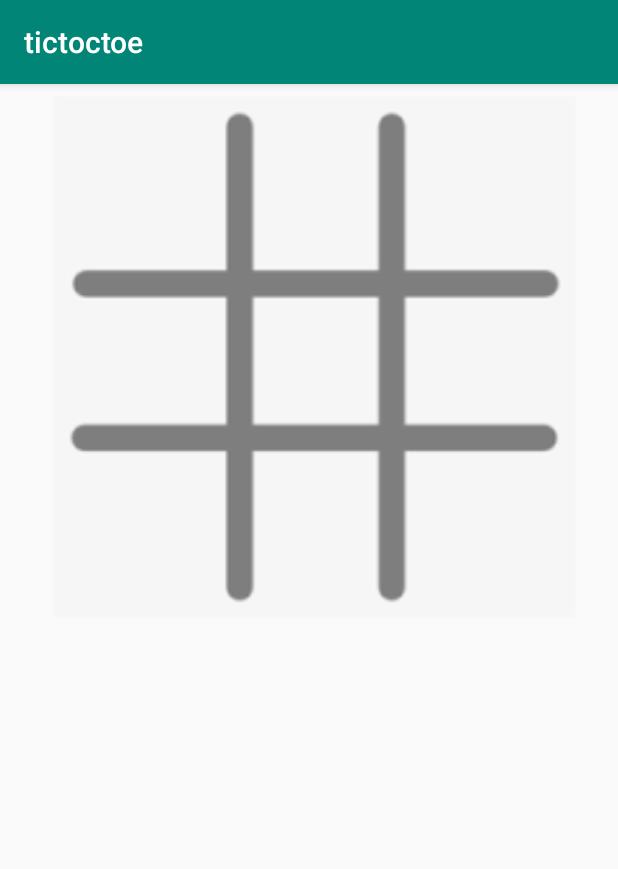
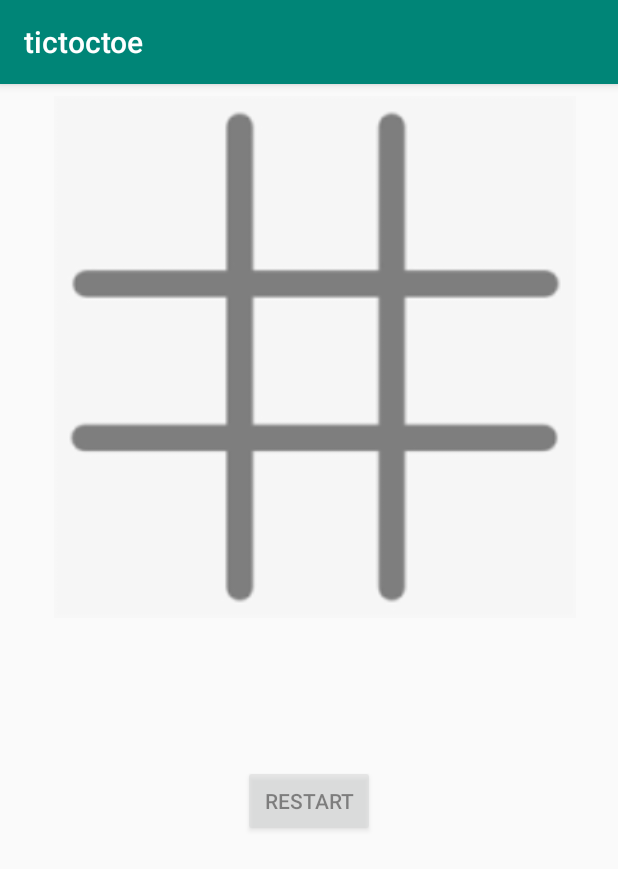
Before and after one commit to pankajpahuja1/tictoctoe, an Android app: the screen it shows after launch (MainActivity), on a phone screen of 412 x 824 dp. Shown: the top 869 px of the screen. Run offline under Robolectric (Android 15) with nearby library versions, the phone set to English and light mode, and no system bars.

Commit message:
tictoc toe game with basic functionalities

```diff
--- a/app/src/main/java/com/example/pankaj0001/tictoctoe/MainActivity.java
+++ b/app/src/main/java/com/example/pankaj0001/tictoctoe/MainActivity.java
@@ -1,5 +1,6 @@
 package com.example.pankaj0001.tictoctoe;
 
+import android.content.Intent;
 import android.support.v7.app.AppCompatActivity;
 import android.os.Bundle;
 import android.util.Log;
@@ -8,11 +9,18 @@ import android.widget.ImageView;
 import android.widget.Toast;
 
 public class MainActivity extends AppCompatActivity {
+
+
+
+
+
 //1=cross 0=o
     int activeP = 1;
     //default values for trigger=2
     //if trigger has value 8 then cross tapped and if trigger has 9 then o
     int[] trigger = {2, 2, 2, 2, 2, 2, 2, 2, 2};
+
+
 
     public void dropin(View view) {
         ImageView i = (ImageView) view;
@@ -38,11 +46,15 @@ public class MainActivity extends AppCompatActivity {
             i.setTranslationX(-1000f);
 
             if (activeP == 1) {
-                i.setImageResource(R.drawable.cross);
+                i.setImageResource(R.drawable.tom);
+              //  i.animate().rotation(180f).setDuration(3000);
+
                 activeP = 0;
                 trigger[tapped]=8;
             } else if (activeP == 0) {
                 i.setImageResource(R.drawable.o);
+               // i.animate().rotation(180f).setDuration(3000);
+
                 activeP = 1;
                 trigger[tapped]=9;
 
@@ -98,6 +110,16 @@ public class MainActivity extends AppCompatActivity {
             toast.show();
         }
     }
+    public void restart(View view)
+    {
+        Intent intent = getIntent();
+
+        finish();
+        startActivity(intent);
+       // startActivity(MainActivity.class,getIntent());
+
+    }
+
 
     @Override
     protected void onCreate(Bundle savedInstanceState) {
--- a/app/src/main/res/layout/activity_main.xml
+++ b/app/src/main/res/layout/activity_main.xml
@@ -130,6 +130,7 @@
         android:layout_height="118dp"
         android:layout_marginStart="24dp"
         android:layout_marginTop="8dp"
+        android:layout_marginEnd="8dp"
         android:layout_marginBottom="8dp"
         android:contentDescription="@string/desc"
         android:alpha="0"
@@ -146,15 +147,30 @@
         android:layout_height="115dp"
         android:layout_marginStart="20dp"
         android:layout_marginTop="8dp"
+        android:layout_marginEnd="8dp"
         android:layout_marginBottom="8dp"
         android:alpha="0"
+        android:contentDescription="@string/desc"
+        android:tag="p2w"
         app:layout_constraintBottom_toBottomOf="parent"
-        android:contentDescription="@string/desc"
+        app:layout_constraintEnd_toEndOf="parent"
         app:layout_constraintStart_toStartOf="parent"
         app:layout_constraintTop_toBottomOf="@+id/gd1"
         app:layout_constraintVertical_bias="0.84"
-        app:srcCompat="@drawable/p2wins"
-        android:tag="p2w"
-        />
+        app:srcCompat="@drawable/p2wins" />
+
+    <Button
+        android:id="@+id/button"
+        android:layout_width="wrap_content"
+        android:layout_height="wrap_content"
+        android:layout_marginTop="8dp"
+        android:layout_marginBottom="8dp"
+        android:alpha="0.5"
+        android:onClick="restart"
+        android:text="Restart"
+        app:layout_constraintBottom_toTopOf="@+id/p2win"
+        app:layout_constraintEnd_toEndOf="parent"
+        app:layout_constraintStart_toStartOf="parent"
+        app:layout_constraintTop_toBottomOf="@+id/gd1" />
 
 </android.support.constraint.ConstraintLayout>
```
Also changed, not shown: app/src/main/res/drawable/o.jpg (added), app/src/main/res/drawable/o.png (deleted), app/src/main/res/drawable/tom.jpg (added).
